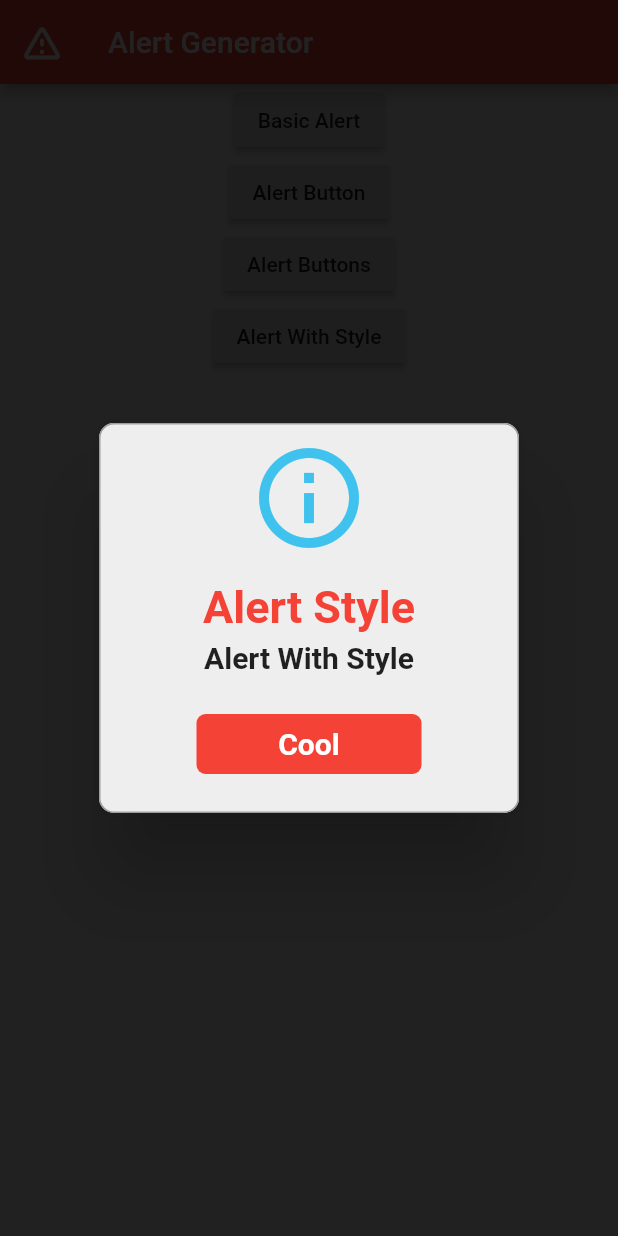
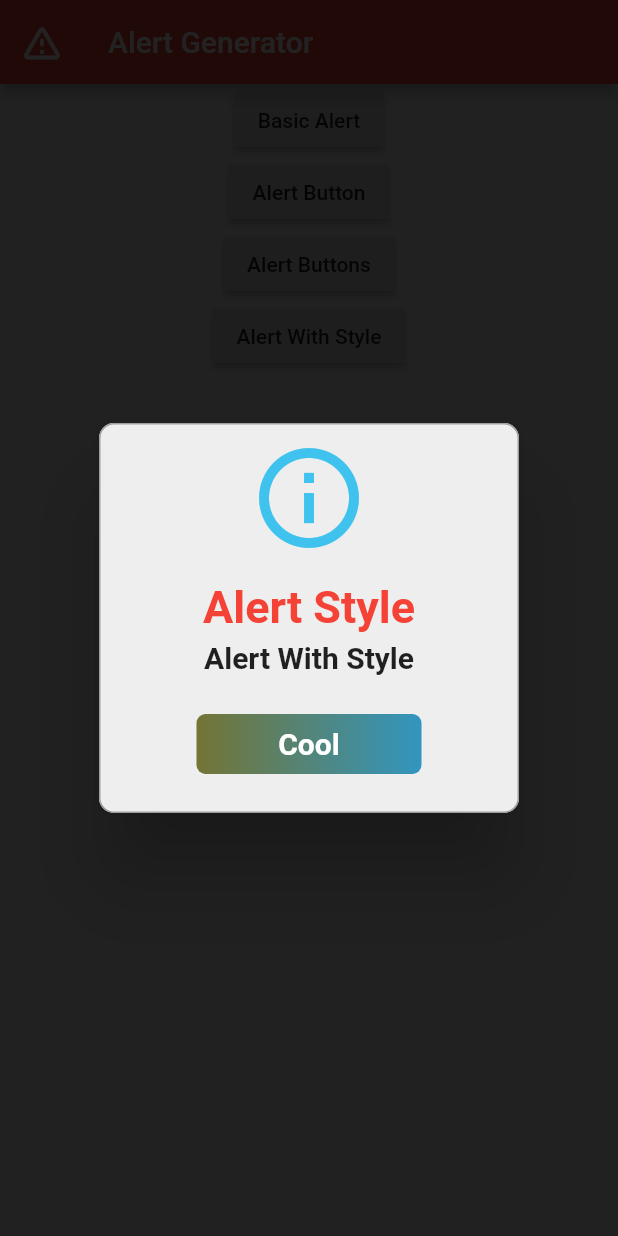
Before and after one commit to harshilgupta-dev/Alert_Generator, a Flutter app: the screen it shows after launch, after a tap on "Alert With Style", on a phone screen of 412 x 824 dp. Run offline on Flutter 3.47's test engine with Material 2 defaults, Android fonts, the light colour scheme and no system bars; drawn by our look-alikes of rflutter_alert.

Commit message:
add gradient color button

```diff
--- a/lib/main.dart
+++ b/lib/main.dart
@@ -129,7 +129,13 @@ class MyApp extends StatelessWidget {
                         width: 150.0,
                         color: Colors.red,
                         //highlightColor: Colors.black,
-                        splashColor: Colors.blue,
+                        splashColor: Colors.black,
+                        gradient: LinearGradient(
+                          colors: [
+                            Color.fromRGBO(116, 116, 52, 1.0),
+                            Color.fromRGBO(50, 150, 191, 1.0)
+                          ]
+                        ),
                       )
                     ]
 
```
